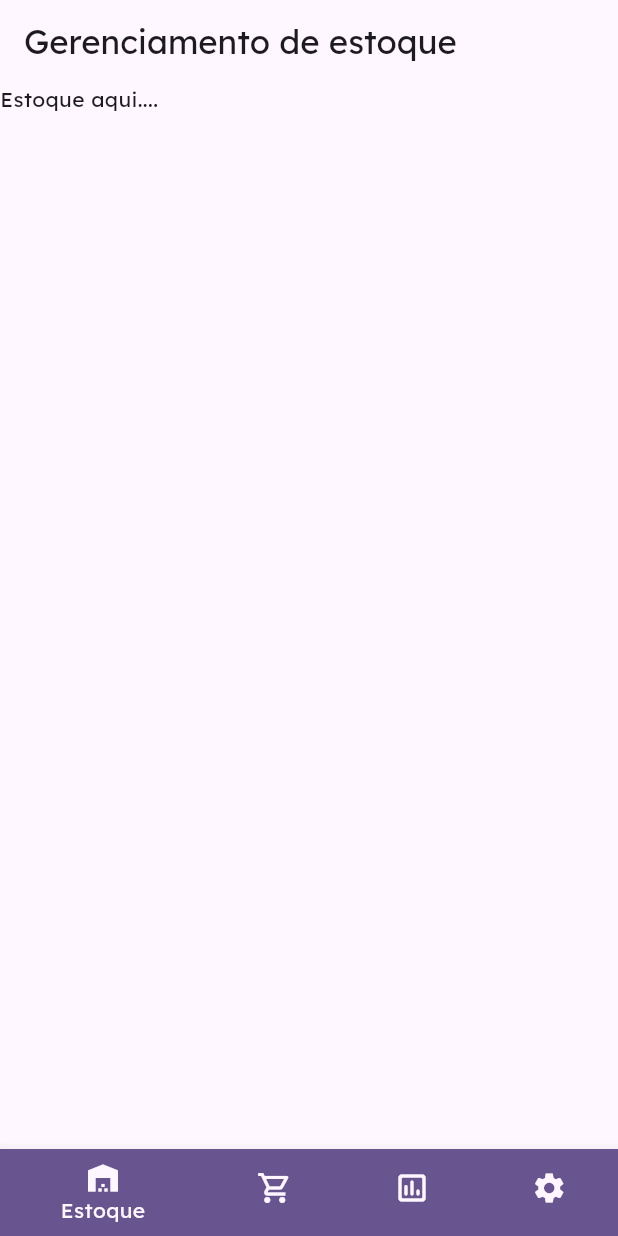
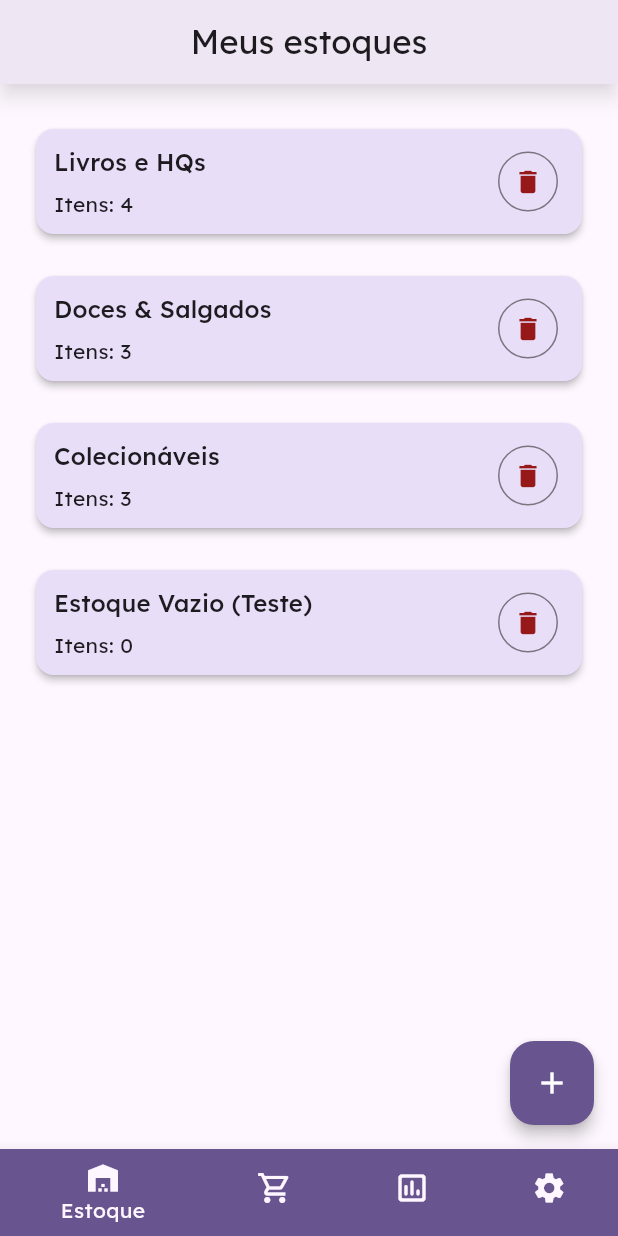
Before and after one commit to EFBN0/IZStock, a Flutter app: the screen it shows after launch, on a phone screen of 412 x 824 dp. Run offline on Flutter 3.47's test engine with Material 3 defaults, Android fonts, the phone set to English and light mode, and no system bars; our stand-ins replace google_fonts.

Commit message:
feat: detalhes de estoque

```diff
--- a/lib/main.dart
+++ b/lib/main.dart
@@ -1,5 +1,5 @@
 import 'package:flutter/material.dart';
-import 'package:izstock/screens/main_navigation_screen.dart';
+import 'package:izstock/pages/main_navigation.dart';
 import 'package:izstock/styles/theme.dart';
 
 void main() {
--- /dev/null
+++ b/lib/models/estoque.dart
@@ -0,0 +1,13 @@
+import 'package:izstock/models/mercadoria.dart';
+
+class Estoque {
+  const Estoque({
+    required this.id,
+    required this.titulo,
+    required this.mercadorias,
+  });
+
+  final int id;
+  final String titulo;
+  final List<Mercadoria> mercadorias;
+}
--- /dev/null
+++ b/lib/models/mercadoria.dart
@@ -0,0 +1,15 @@
+class Mercadoria {
+  const Mercadoria({
+    required this.id,
+    required this.titulo,
+    required this.descricao,
+    required this.valor,
+    this.imagemUrl
+  });
+
+  final int id;
+  final String titulo;
+  final String descricao;
+  final double valor;
+  final String? imagemUrl;
+}
--- /dev/null
+++ b/lib/pages/estoque/estoque.dart
@@ -0,0 +1,86 @@
+import 'package:flutter/material.dart';
+import 'package:izstock/data/estoque_mock.dart';
+import 'package:izstock/models/estoque.dart';
+import 'package:izstock/pages/estoque/estoque_details.dart';
+
+class EstoquePage extends StatefulWidget {
+  const EstoquePage({super.key});
+
+  @override
+  State<EstoquePage> createState() {
+    return _EstoquePageState();
+  }
+}
+
+class _EstoquePageState extends State<EstoquePage> {
+  final _estoques = kEstoquesMockados;
+
+  void _onEstoqueTap(Estoque estoque) {
+    Navigator.of(context).push(MaterialPageRoute(builder: (context) => EstoqueDetailsPage(estoque: estoque)));
+  }
+
+  @override
+  Widget build(BuildContext context) {
+    return Scaffold(
+      floatingActionButton: FloatingActionButton(
+        onPressed: () {},
+        child: const Icon(Icons.add),
+      ),
+      body: Padding(
+        padding: const EdgeInsets.symmetric(vertical: 16, horizontal: 20),
+        child: ListView.builder(
+          itemCount: _estoques.length,
+          itemBuilder: (ctx, index) => Container(
+            margin: EdgeInsets.symmetric(vertical: 10),
+            child: GestureDetector(
+              onTap: () {
+                _onEstoqueTap(_estoques[index]);
+              },
+              child: EstoqueItem(estoque: _estoques[index]),
+            ),
+          ),
+        ),
+      ),
+    );
+  }
+}
+
+class EstoqueItem extends StatelessWidget {
+  const EstoqueItem({super.key, required this.estoque});
+
+  final Estoque estoque;
+
+  @override
+  Widget build(BuildContext context) {
+    return Card(
+      color: Theme.of(context).colorScheme.secondaryContainer,
+      child: Padding(
+        padding: const EdgeInsets.symmetric(horizontal: 12, vertical: 10),
+        child: Row(
+          mainAxisAlignment: MainAxisAlignment.spaceBetween,
+          children: [
+            Column(
+              crossAxisAlignment: CrossAxisAlignment.start,
+              children: [
+                Text(
+                  estoque.titulo,
+                  style: Theme.of(context).textTheme.titleMedium!,
+                ),
+                const SizedBox(height: 6),
+                Text('Itens: ${estoque.mercadorias.length}'),
+              ],
+            ),
+            IconButton.outlined(
+              onPressed: () {},
+              icon: const Icon(
+                Icons.delete,
+                size: 20,
+                color: Color.fromARGB(255, 150, 24, 24),
+              ),
+            ),
+          ],
+        ),
+      ),
+    );
+  }
+}
--- a/lib/screens/main_navigation_screen.dart
+++ b/lib/pages/main_navigation.dart
@@ -1,8 +1,8 @@
 import 'package:flutter/material.dart';
-import 'package:izstock/screens/dashboard_screen.dart';
-import 'package:izstock/screens/settings_screen.dart';
-import 'package:izstock/screens/stash_screen.dart';
-import 'package:izstock/screens/transaction_screen.dart';
+import 'package:izstock/pages/dashboard.dart';
+import 'package:izstock/pages/configuracoes.dart';
+import 'package:izstock/pages/estoque/estoque.dart';
+import 'package:izstock/pages/vendas.dart';
 
 class ScreenNavigationItem {
   const ScreenNavigationItem({
@@ -32,8 +32,8 @@ class _MainNavigationScreenState extends State<MainNavigationScreen> {
 
   final List<ScreenNavigationItem> _screens = [
     const ScreenNavigationItem(
-      screen: StashScreen(),
-      title: 'Gerenciamento de estoque',
+      screen: EstoquePage(),
+      title: 'Meus estoques',
       label: 'Estoque',
       icon: Icon(Icons.warehouse),
     ),
@@ -60,7 +60,12 @@ class _MainNavigationScreenState extends State<MainNavigationScreen> {
   @override
   Widget build(BuildContext context) {
     return Scaffold(
-      appBar: AppBar(title: Text(_screens[_selectedScreenIndex].title)),
+      appBar: AppBar(
+        elevation: 5.0,
+        shadowColor: const Color.fromARGB(255, 0, 0, 0).withValues(alpha: 0.5),
+        centerTitle: true,
+        title: Text(_screens[_selectedScreenIndex].title),
+      ),
       body: _screens[_selectedScreenIndex].screen,
       bottomNavigationBar: BottomNavigationBar(
         onTap: (index) {
--- a/lib/screens/stash_screen.dart
+++ /dev/null
@@ -1,10 +0,0 @@
-import 'package:flutter/material.dart';
-
-class StashScreen extends StatelessWidget {
-  const StashScreen({super.key});
-
-  @override
-  Widget build(BuildContext context) {
-    return Text('Estoque aqui....');
-  }
-}
--- a/pubspec.yaml
+++ b/pubspec.yaml
@@ -35,6 +35,7 @@ dependencies:
   # Use with the CupertinoIcons class for iOS style icons.
   cupertino_icons: ^1.0.8
   google_fonts: ^6.3.2
+  flutter_riverpod: ^3.0.3
 
 dev_dependencies:
   flutter_test:
@@ -46,6 +47,8 @@ dev_dependencies:
   # package. See that file for information about deactivating specific lint
   # rules and activating additional ones.
   flutter_lints: ^5.0.0
+  custom_lint: ^0.8.0
+  riverpod_lint: ^3.0.3
 
 # For information on the generic Dart part of this file, see the
 # following page: https://dart.dev/tools/pub/pubspec
```
Also changed, not shown: lib/data/estoque_mock.dart (added, +115 -0 lines), lib/pages/estoque/estoque_details.dart (added, +84 -0 lines), lib/pages/configuracoes.dart (renamed from lib/screens/settings_screen.dart), lib/pages/dashboard.dart (renamed from lib/screens/dashboard_screen.dart), lib/pages/vendas.dart (renamed from lib/screens/transaction_screen.dart), pubspec.lock.
